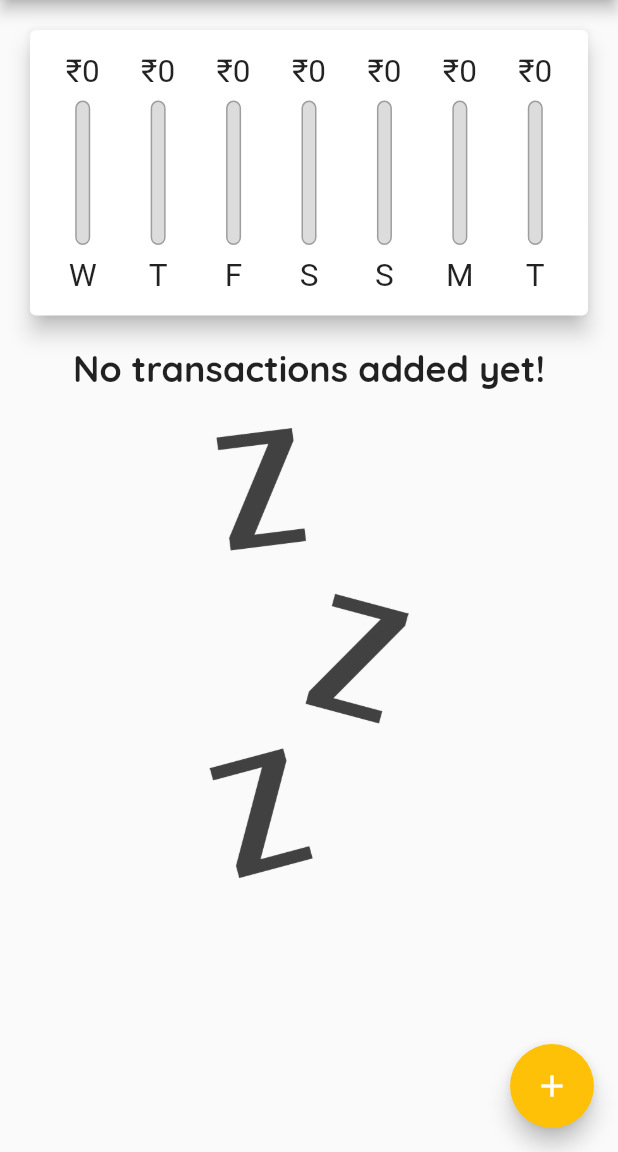
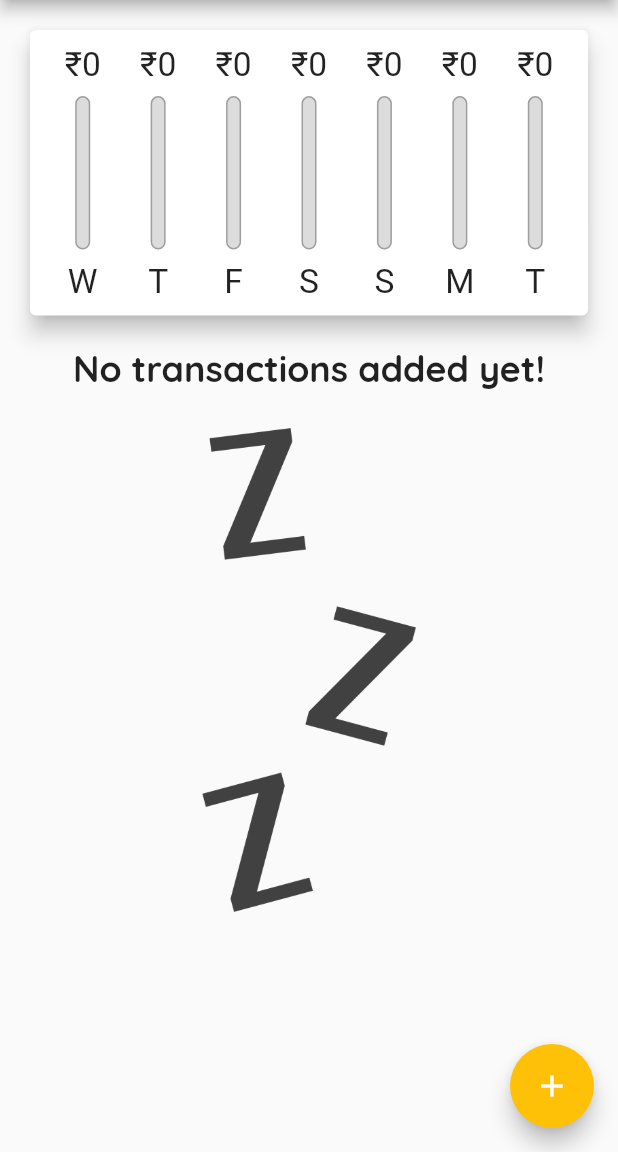
Before and after one commit to glitched-sudhanshu/Expenser, a Flutter app: the screen it shows after launch, on a phone screen of 412 x 824 dp, the part 84-1236 px from its top. Run offline on Flutter 3.47's test engine with Material 2 defaults, Android fonts, the phone set to English and light mode, and no system bars.

Commit message:
responsiveness and adaptiveness

```diff
--- a/lib/main.dart
+++ b/lib/main.dart
@@ -1,8 +1,11 @@
+import 'dart:io';
+
 import 'package:expense_app/models/transaction.dart';
 import 'package:expense_app/widgets/chart.dart';
 import 'package:expense_app/widgets/new_transaction.dart';
-import 'package:expense_app/widgets/theme.dart';
+import 'package:expense_app/utils/theme.dart';
 import 'package:expense_app/widgets/transaction_list.dart';
+import 'package:flutter/cupertino.dart';
 import 'package:flutter/material.dart';
 import 'package:intl/intl.dart';
 
@@ -30,16 +33,20 @@ class HomePage extends StatefulWidget {
 class _HomePageState extends State<HomePage> {
   final List<Transaction> _userTransactions = [];
 
+  bool _showChart = false;
 
-  List<Transaction> get _recentTransactions{
-    return _userTransactions.where((tx){
-      return tx.date.isAfter(DateTime.now().subtract(
-        Duration(days:7),
-      ),);
+  List<Transaction> get _recentTransactions {
+    return _userTransactions.where((tx) {
+      return tx.date.isAfter(
+        DateTime.now().subtract(
+          Duration(days: 7),
+        ),
+      );
     }).toList();
   }
 
-  void _addNewTransaction(String txTitle, double txAmount, DateTime chosenDate) {
+  void _addNewTransaction(
+      String txTitle, double txAmount, DateTime chosenDate) {
     final newTx = Transaction(
         id: DateTime.now().toString(),
         title: txTitle,
@@ -64,7 +71,7 @@ class _HomePageState extends State<HomePage> {
     );
   }
 
-  void _deleteTransaction(String id){
+  void _deleteTransaction(String id) {
     setState(() {
       _userTransactions.removeWhere((tx) {
         return (tx.id == id);
@@ -74,8 +81,22 @@ class _HomePageState extends State<HomePage> {
 
   @override
   Widget build(BuildContext context) {
+    final mediaQuery = MediaQuery.of(context);
 
-    final myAppBar = AppBar(
+    final isLandscape = mediaQuery.orientation == Orientation.landscape;
+
+    final PreferredSizeWidget myAppBar = Platform.isIOS ? CupertinoNavigationBar(
+      middle: Text('Expenser'),
+      trailing: Row(
+        mainAxisSize: MainAxisSize.min,
+        children: [
+          GestureDetector(
+            child: Icon(CupertinoIcons.add),
+            onTap: () => _startAddNewTransaction(context),
+          )
+        ],
+      ),
+    ) as ObstructingPreferredSizeWidget : AppBar(
       title: Text(
         'Expenser',
       ),
@@ -89,23 +110,69 @@ class _HomePageState extends State<HomePage> {
       ],
     );
 
-    return Scaffold(
-      appBar: myAppBar,
-      body: SingleChildScrollView(
+
+    final txListWidget = SizedBox(
+      height: (mediaQuery.size.height -
+              myAppBar.preferredSize.height -
+              mediaQuery.padding.top) *
+          0.7,
+      child: TransactionList(_userTransactions, _deleteTransaction),
+    );
+
+    final pageBody = SafeArea(
+      child: SingleChildScrollView(
         child: Column(
           mainAxisAlignment: MainAxisAlignment.start,
           crossAxisAlignment: CrossAxisAlignment.stretch,
           children: [
+            if (isLandscape)
+              Row(
+                mainAxisAlignment: MainAxisAlignment.center,
+                children: [
+                  Text('Show Chart', style: Theme.of(context).textTheme.titleLarge,),
+                  Switch.adaptive(
+                    activeColor: Theme.of(context).colorScheme.secondary,
+                    value: _showChart,
+                    onChanged: (val) {
+                      setState(() {
+                        _showChart = val;
+                      });
+                    },
+                  ),
+                ],
+              ),
+            if (!isLandscape)
               SizedBox(
-              height: (MediaQuery.of(context).size.height - myAppBar.preferredSize.height - MediaQuery.of(context).padding.top) * 0.3,
-              child: Chart(_recentTransactions),),
-            SizedBox(
-              height: (MediaQuery.of(context).size.height - myAppBar.preferredSize.height - MediaQuery.of(context).padding.top) * 0.7,
-              child: TransactionList(_userTransactions, _deleteTransaction),),
+                height: (mediaQuery.size.height -
+                        myAppBar.preferredSize.height -
+                        mediaQuery.padding.top) *
+                    0.3,
+                child: Chart(_recentTransactions),
+              ),
+            if (!isLandscape) txListWidget,
+            if (isLandscape)
+              _showChart
+                  ? SizedBox(
+                      height: (mediaQuery.size.height -
+                              myAppBar.preferredSize.height -
+                              mediaQuery.padding.top) *
+                          0.7,
+                      child: Chart(_recentTransactions),
+                    )
+                  : txListWidget
           ],
         ),
       ),
-      floatingActionButton: FloatingActionButton(
+    );
+
+    return Platform.isIOS
+        ? CupertinoPageScaffold(child: pageBody, navigationBar: myAppBar as ObstructingPreferredSizeWidget,)
+        : Scaffold(
+            appBar: myAppBar,
+            body: pageBody,
+            floatingActionButton: Platform.isIOS
+                ? Container()
+                : FloatingActionButton(
                     child: Icon(
                       Icons.add,
                     ),
--- a/lib/widgets/chart.dart
+++ b/lib/widgets/chart.dart
@@ -45,17 +45,10 @@ class Chart extends StatelessWidget {
         child: Row(
           mainAxisAlignment: MainAxisAlignment.spaceAround,
           children: groupedTransactionValues.map((data) {
-            return
-              Flexible(
+            return Flexible(
               fit: FlexFit.tight,
-              child:
-              Padding(
-                padding: EdgeInsets.symmetric(vertical: 5, horizontal: 10),
-                child: ChartBar(
-                    data.weekDay,
-                    data.amount,
-                    totalSpending == 0.0 ? 0.0 : (data.amount) / totalSpending),
-              ),
+              child: ChartBar(data.weekDay, data.amount,
+                  totalSpending == 0.0 ? 0.0 : (data.amount) / totalSpending),
             );
           }).toList(),
         ),
--- a/lib/widgets/chartBar.dart
+++ b/lib/widgets/chartBar.dart
@@ -52,7 +52,7 @@ class ChartBar extends StatelessWidget {
           SizedBox(
             height: constraints.maxHeight * 0.05,
           ),
-          Container(
+          SizedBox(
             height: constraints.maxHeight * 0.15,
             child: FittedBox(
               child: Text(label),
--- a/lib/widgets/new_transaction.dart
+++ b/lib/widgets/new_transaction.dart
@@ -57,10 +57,11 @@ class _NewTransactionState extends State<NewTransaction> {
 
   @override
   Widget build(BuildContext context) {
-    return Card(
+    return SingleChildScrollView(
+      child: Card(
         elevation: 5,
         child: Container(
-        padding: EdgeInsets.all(10),
+          padding: EdgeInsets.only(top: 10, left: 10, right: 10, bottom: MediaQuery.of(context).viewInsets.bottom + 10),
           child: Column(
             crossAxisAlignment: CrossAxisAlignment.end,
             children: [
@@ -117,6 +118,7 @@ class _NewTransactionState extends State<NewTransaction> {
             ],
           ),
         ),
+      ),
     );
   }
 }
--- a/lib/widgets/transaction_list.dart
+++ b/lib/widgets/transaction_list.dart
@@ -10,8 +10,11 @@ class TransactionList extends StatelessWidget {
 
   @override
   Widget build(BuildContext context) {
+
+
     return _userTransactions.isEmpty
-        ? Column(
+        ? LayoutBuilder(builder: (ctx, constraints) {
+            return Column(
               children: [
                 Text(
                   'No transactions added yet!',
@@ -21,14 +24,15 @@ class TransactionList extends StatelessWidget {
                   height: 25,
                 ),
                 Container(
-                height: 300,
+                  height: constraints.maxHeight * 0.6,
                   child: Image.asset(
                     'assets/images/waiting.png',
                     fit: BoxFit.cover,
                   ),
                 ),
               ],
-          )
+            );
+          })
         : ListView.builder(
             itemBuilder: (context, position) {
               Transaction tx = _userTransactions[position];
@@ -57,7 +61,15 @@ class TransactionList extends StatelessWidget {
                   subtitle: Text(
                     DateFormat.yMMMMd().format(tx.date),
                   ),
-                  trailing: IconButton(
+                  trailing: MediaQuery.of(context).size.width > 460
+                      ? TextButton.icon(
+                          icon: Icon(Icons.delete, color: Theme.of(context).colorScheme.error,),
+                          onPressed: () {
+                            _deleteTransactionHandler(tx.id);
+                          },
+                          label: Text('Delete', style: TextStyle(color: Theme.of(context).colorScheme.error,),),
+                        )
+                      : IconButton(
                           icon: Icon(Icons.delete),
                           color: Theme.of(context).colorScheme.error,
                           onPressed: () {
```
Also changed, not shown: lib/utils/theme.dart (renamed from lib/widgets/theme.dart). Lines whose indentation alone changed are shown as unchanged.
